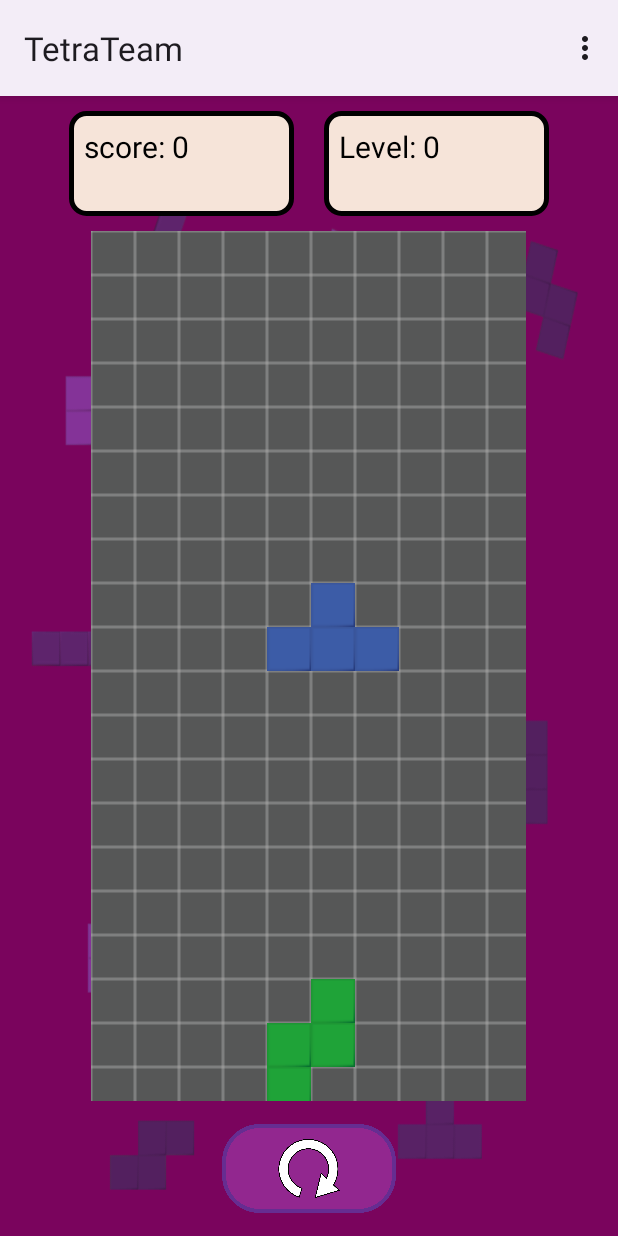
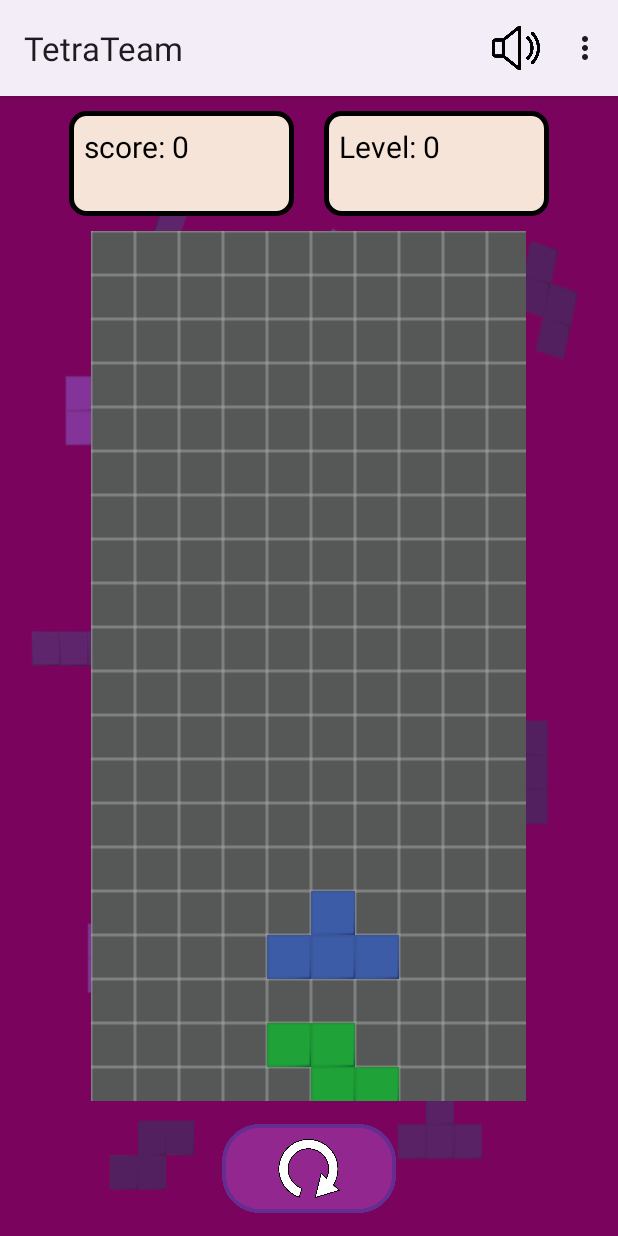
Before and after one commit to noamgo/TetraTeam, an Android app: the TetrisGame screen opened directly, with no data from a screen before it, in the options menu, after a tap on "Rules", on a phone screen of 412 x 824 dp. Run offline under Robolectric (Android 15) with nearby library versions, the phone set to English and light mode, and no system bars; our stand-ins replace Firebase (no records; nobody signed in at launch, a user with empty details on screens opened directly).

Commit message:
all good
just need to add notes

```diff
--- a/app/src/main/java/Tetris/TetrisGame.java
+++ b/app/src/main/java/Tetris/TetrisGame.java
@@ -5,6 +5,7 @@
 import android.os.Handler;
 import android.speech.tts.TextToSpeech;
 import android.util.Log;
+import android.view.MenuItem;
 import android.view.View;
 import android.widget.Button;
 import android.widget.GridLayout;
@@ -17,15 +18,18 @@
 import androidx.appcompat.app.AlertDialog;
 import androidx.appcompat.app.AppCompatActivity;
 
+import com.example.tetrateam.BaseGameTetrisMenuActivity;
 import com.example.tetrateam.BaseMenuActivity;
 import com.example.tetrateam.FirebaseManager;
 import com.example.tetrateam.GameMenuActivity;
 import com.example.tetrateam.MusicService;
 import com.example.tetrateam.R;
+import com.google.firebase.database.DatabaseReference;
+import com.google.firebase.database.FirebaseDatabase;
 
 import java.util.Locale;
 
-public class TetrisGame extends BaseMenuActivity {
+public class TetrisGame extends BaseGameTetrisMenuActivity {
 
     int[][] board;
     GridLayout gridLayout;
@@ -54,6 +58,8 @@
     private int DELAY_MS;
     private TextToSpeech tsp;
 
+    boolean isMusicPlaying;
+
     @Override
     protected void onCreate(@Nullable Bundle savedInstanceState) {
         super.onCreate(savedInstanceState);
@@ -64,6 +70,8 @@
         tvLevel = findViewById(R.id.tvLevel);
 
         tvScore = findViewById(R.id.tvScore);
+
+        isMusicPlaying = true;
 
         // start the game
         startGame();
@@ -525,11 +533,20 @@
     protected void onResume() {
         super.onResume();
         startAutoMoveDown();
+        startMusic();
     }
 
     @Override
     protected void onPause() {
         super.onPause();
+        stopAutoMoveDown();
+        stopMusic();
+    }
+
+    @Override
+    protected void onStop() {
+        super.onStop();
+        stopMusic();
         stopAutoMoveDown();
     }
 
@@ -551,4 +568,36 @@
             }
         }
     };
+
+    @Override
+    public boolean onOptionsItemSelected(MenuItem item) {
+        // Handle menu item clicks
+        int id = item.getItemId();
+
+        if (id == R.id.toggleMusic) {
+            toggleMusic(item); // Pass the MenuItem parameter
+            return true;
+        }
+
+        return super.onOptionsItemSelected(item);
+    }
+
+    private void toggleMusic(MenuItem item) {
+        if (isMusicPlaying) {
+            stopMusic();
+            // Change the icon to unmute
+            item.setIcon(R.drawable.volume);
+        } else {
+            startMusic();
+            // Change the icon to mute
+            item.setIcon(R.drawable.mute);
+        }
+        isMusicPlaying = !isMusicPlaying;
+    }
+
+    @Override
+    protected void onDestroy() {
+        super.onDestroy();
+        stopMusic();
+    }
 }
--- /dev/null
+++ b/app/src/main/java/com/example/tetrateam/BaseGameTetrisMenuActivity.java
@@ -0,0 +1,93 @@
+package com.example.tetrateam;
+
+import android.annotation.SuppressLint;
+import android.app.AlertDialog;
+import android.content.DialogInterface;
+import android.content.Intent;
+import android.net.Uri;
+import android.os.Bundle;
+import android.view.Menu;
+import android.view.MenuItem;
+
+import androidx.appcompat.app.AppCompatActivity;
+import androidx.appcompat.view.menu.MenuBuilder;
+
+public class BaseGameTetrisMenuActivity extends AppCompatActivity {
+
+    Intent intent;
+
+    @Override
+    protected void onCreate(Bundle savedInstanceState) {
+        super.onCreate(savedInstanceState);
+    }
+
+    @SuppressLint("RestrictedApi")
+    @Override
+    public boolean onCreateOptionsMenu(Menu menu) {
+        getMenuInflater().inflate(R.menu.tetris_game_menu, menu);
+
+        if (menu instanceof MenuBuilder) {
+            MenuBuilder mb = (MenuBuilder) menu;
+            mb.setOptionalIconsVisible(true);
+        }
+        MenuItem menuItem = menu.findItem(R.id.rules);
+        return true;
+    }
+
+    public boolean onPrepareOptionsMenu(Menu menu) {
+        // Hide the "About Me" option if the user is in the "About Me" activity
+        MenuItem aboutMenuItem = menu.findItem(R.id.about);
+        aboutMenuItem.setVisible(!getClass().getSimpleName().equals("AboutMe"));
+
+        MenuItem menuItem = menu.findItem(R.id.Menu);
+        menuItem.setVisible(!getClass().getSimpleName().equals("GameMenuActivity"));
+
+        return super.onPrepareOptionsMenu(menu);
+    }
+
+
+    public boolean onOptionsItemSelected(MenuItem item) {
+        int id = item.getItemId();
+
+        if (id == R.id.rules) {
+            String url = "https://docs.google.com/document/d/1Cc8r7-TKiNB5eVwPfK9A97U3VVGC874jQe7UAKzIRqw/edit?usp=sharing";
+            intent = new Intent(Intent.ACTION_VIEW, Uri.parse(url));
+            startActivity(intent);
+            return true;
+        }
+
+        if (id == R.id.about) {
+            intent = new Intent(this, AboutMe.class);
+            startActivity(intent);
+            return true;
+        }
+
+        if (id == R.id.Menu) {
+            intent = new Intent(this, GameMenuActivity.class);
+            startActivity(intent);
+            return true;
+        }
+
+        if (id == R.id.signOut) {
+            new AlertDialog.Builder(this).setTitle("Exit").
+                    setMessage("Are you sure you want to sign out?").
+                    setNeutralButton("No", new DialogInterface.OnClickListener() {
+                        @Override
+                        public void onClick(DialogInterface dialog, int which) {
+
+                        }
+                    }).setNegativeButton("Yes", new DialogInterface.OnClickListener() {
+
+                        @Override
+                        public void onClick(DialogInterface dialog, int which) {
+                            intent = new Intent(BaseGameTetrisMenuActivity.this, MainActivity.class);
+                            FirebaseManager.signOut();
+                            startActivity(intent);
+                        }
+                    }).show();
+            return true;
+        }
+
+        return super.onOptionsItemSelected(item);
+    }
+}
--- a/app/src/main/java/com/example/tetrateam/GameMenuActivity.java
+++ b/app/src/main/java/com/example/tetrateam/GameMenuActivity.java
@@ -1,6 +1,4 @@
 package com.example.tetrateam;
-
-import androidx.appcompat.app.AppCompatActivity;
 
 import android.content.Intent;
 import android.os.Bundle;
@@ -31,7 +29,7 @@
                            }
                         });
 
-        btn1Player = findViewById(R.id.btn1player);
+        btn1Player = findViewById(R.id.startGame);
         btn1Player.setOnClickListener(new View.OnClickListener() {
             @Override
             public void onClick(View view) {
--- a/app/src/main/java/com/example/tetrateam/MusicService.java
+++ b/app/src/main/java/com/example/tetrateam/MusicService.java
@@ -8,7 +8,7 @@
 import androidx.annotation.Nullable;
 
 public class MusicService extends Service{
-    private MediaPlayer mediaPlayer;
+    private static MediaPlayer mediaPlayer;
 
     public MusicService() {
     }
--- a/app/src/main/res/layout/tetris_game_screen.xml
+++ b/app/src/main/res/layout/tetris_game_screen.xml
@@ -5,6 +5,8 @@
     android:layout_width="match_parent"
     android:layout_height="match_parent"
     android:background="@drawable/tetrateam_background">
+
+
 
     <LinearLayout
         android:layout_width="match_parent"
--- /dev/null
+++ b/app/src/main/res/menu/tetris_game_menu.xml
@@ -0,0 +1,20 @@
+<?xml version="1.0" encoding="utf-8"?>
+<menu xmlns:android="http://schemas.android.com/apk/res/android"
+    xmlns:app="http://schemas.android.com/apk/res-auto">
+    <item android:id="@+id/rules"
+        android:title="Rules"/>
+
+    <item android:id="@+id/about"
+        android:title="About me"/>
+
+    <item android:id="@+id/Menu"
+        android:title="Menu"/>
+
+    <item android:id="@+id/signOut"
+        android:title="Sign out"/>
+
+    <item android:id="@+id/toggleMusic"
+        android:title="Mute"
+        android:icon="@drawable/mute"
+        app:showAsAction="always"/>
+</menu>
```
Also changed, not shown: app/src/main/res/layout/activity_game_menu.xml (+3 -14 lines), app/src/main/res/drawable/mute.png (added), app/src/main/res/drawable/volume.png (added).
